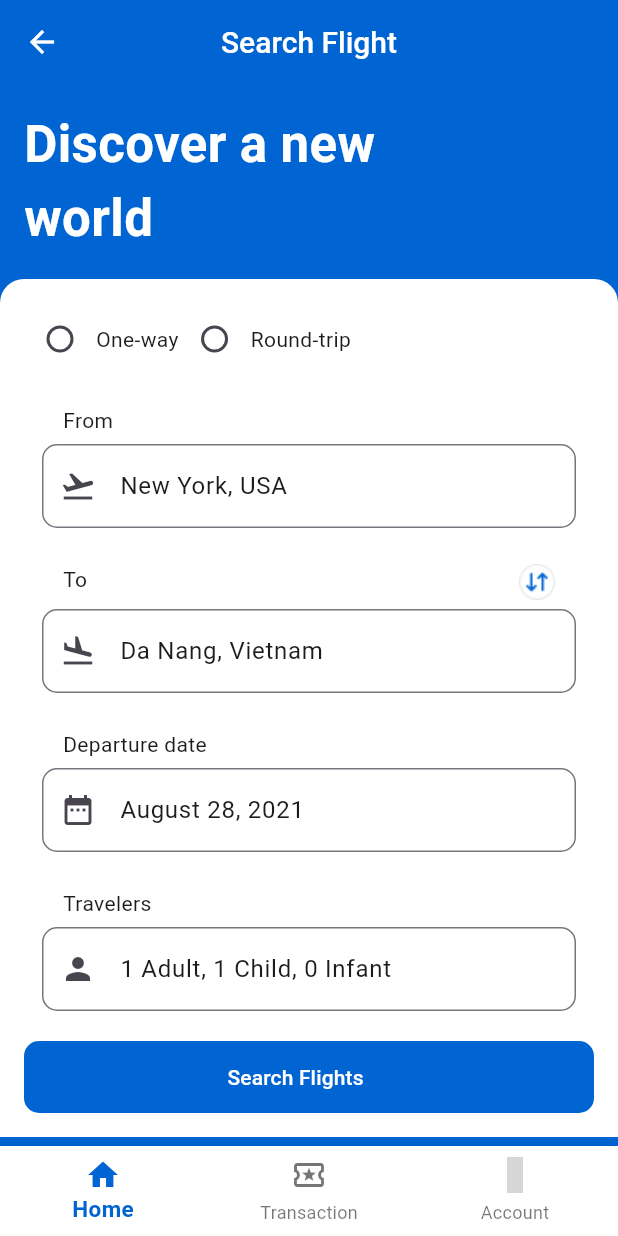
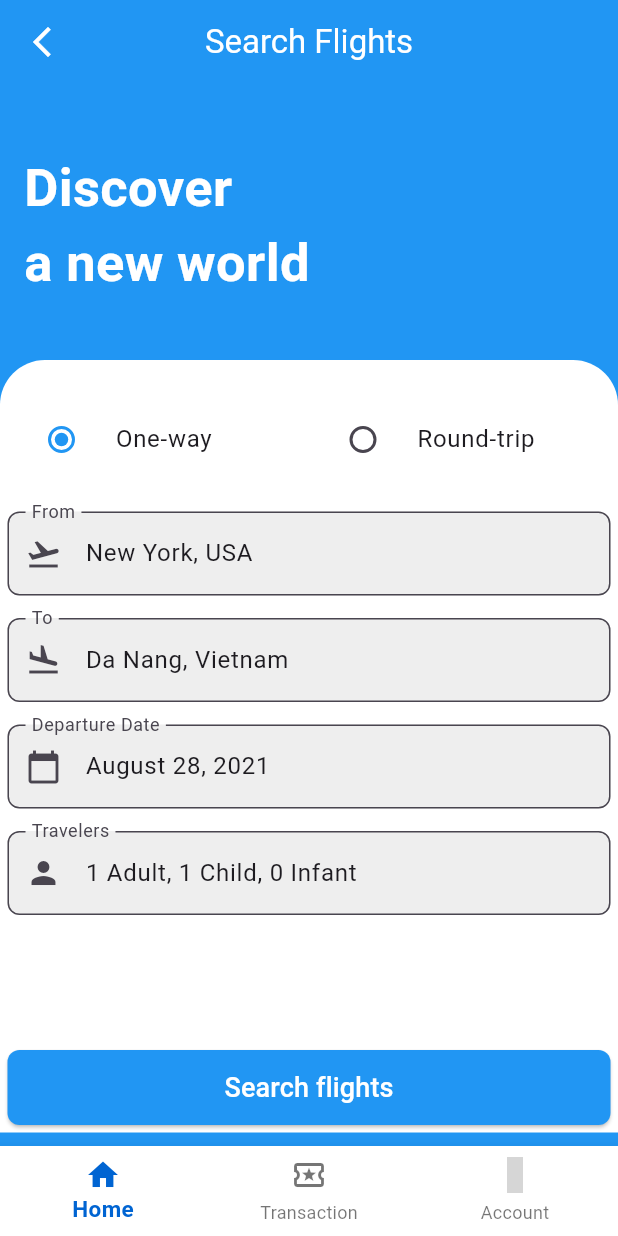
Before and after one commit to Mahmud5588/flight_book, a Flutter app: the screen it shows after launch, on a phone screen of 412 x 824 dp. Run offline on Flutter 3.47's test engine with Material 3 defaults, Android fonts, the phone set to English and light mode, and no system bars; our stand-ins replace material_design_icons_flutter; grey boxes are pictures that could not be loaded.

Commit message:
second commit

```diff
--- a/lib/cores/routes/route_generator.dart
+++ b/lib/cores/routes/route_generator.dart
@@ -1,5 +1,6 @@
 import 'package:exam/cores/routes/route_names.dart';
 import 'package:exam/features/account/screens/settings/confrimyourpin.dart';
+import 'package:exam/features/account/screens/settings/delete_account.dart';
 import 'package:exam/features/account/screens/settings/email_number.dart';
 import 'package:exam/features/account/screens/settings/language.dart';
 import 'package:exam/features/account/screens/settings/notifications.dart';
@@ -44,6 +45,8 @@ class AppRoute {
         return MaterialPageRoute(builder: (_) => const ConfirmYourPin());
       case RouteNames.setPinPage:
         return MaterialPageRoute(builder: (_) => SetPinPage());
+      case RouteNames.deleteAccount:
+        return MaterialPageRoute(builder: (_) => const DeleteAccount());
       default:
         return _errorRoute();
     }
--- a/lib/cores/routes/route_names.dart
+++ b/lib/cores/routes/route_names.dart
@@ -11,4 +11,5 @@ class RouteNames {
   static const String securitySetting = "/securitySetting";
   static const String confirmYourPin = "/confirmYourPin";
   static const String setPinPage = "/setPinPage";
+  static const String deleteAccount = "/deleteAccount";
 }
--- a/lib/features/account/screens/settings/confrimyourpin.dart
+++ b/lib/features/account/screens/settings/confrimyourpin.dart
@@ -49,7 +49,7 @@ void _showEmailVerificationModal(BuildContext context) {
                       maxLength: 1,
                       decoration: InputDecoration(
                         counterText: "",
-                        border: OutlineInputBorder(),
+                        border: UnderlineInputBorder(),
                       ),
                     ),
                   ),
--- a/lib/features/homepage/screens/homepage.dart
+++ b/lib/features/homepage/screens/homepage.dart
@@ -1,118 +1,213 @@
-import 'package:exam/features/authentications/widgets/myElevatedButton.dart';
-import 'package:exam/features/homepage/widgets/radio_button.dart';
-import 'package:exam/features/homepage/widgets/textfield.dart';
+import 'package:exam/features/homepage/widgets/select_date_widget.dart';
 import 'package:flutter/material.dart';
 
 class Homepage extends StatefulWidget {
   const Homepage({super.key});
 
   @override
-  State<Homepage> createState() => _HomepageState();
+  _HomePageState createState() => _HomePageState();
 }
 
-class _HomepageState extends State<Homepage> {
+bool isTap = true;
+
+class _HomePageState extends State<Homepage> {
   final TextEditingController fromController =
-      TextEditingController(text: "New York, USA");
+      TextEditingController(text: 'New York, USA');
   final TextEditingController toController =
-      TextEditingController(text: "Da Nang, Vietnam");
+      TextEditingController(text: 'Da Nang, Vietnam');
   final TextEditingController dateController =
-      TextEditingController(text: "August 28, 2021");
+      TextEditingController(text: 'August 28, 2021');
   final TextEditingController travelersController =
-      TextEditingController(text: "1 Adult, 1 Child, 0 Infant");
+      TextEditingController(text: '1 Adult, 1 Child, 0 Infant');
+
+  @override
+  void dispose() {
+    fromController.dispose();
+    toController.dispose();
+    dateController.dispose();
+    travelersController.dispose();
+    super.dispose();
+  }
 
   @override
   Widget build(BuildContext context) {
     return Scaffold(
-      backgroundColor: const Color(0xFF0064D2),
-      appBar: AppBar(
-        leading: const Icon(
-          Icons.arrow_back,
-          color: Colors.white,
-        ),
-        backgroundColor: const Color(0xFF0064D2),
-        centerTitle: true,
-        title: const Text(
-          "Search Flight",
-          style: TextStyle(
-            fontWeight: FontWeight.w500,
-            fontSize: 20,
-            color: Colors.white,
+      body: Stack(
+        children: [
+          PreferredSize(
+            preferredSize: const Size.fromHeight(180), // AppBar height
+            child: AppBar(
+              backgroundColor: Colors.blue,
+              leading: IconButton(
+                icon: const Icon(Icons.arrow_back_ios_new, color: Colors.white),
+                onPressed: () {
+                  Navigator.pop(context);
+                },
+              ),
+              title: const Text(
+                'Search Flights',
+                style: TextStyle(color: Colors.white),
+              ),
+              centerTitle: true,
+              flexibleSpace: Stack(
+                children: [
+                  Container(
+                    color: Colors.blue,
+                  ),
+                  const Positioned(
+                    left: 16,
+                    top: 100,
+                    child: Text(
+                      'Discover\na new world',
+                      style: TextStyle(
+                        color: Colors.white,
+                        fontSize: 35,
+                        fontWeight: FontWeight.bold,
+                      ),
+                    ),
+                  ),
+                ],
+              ),
+            ),
           ),
-        ),
-      ),
-      body: SingleChildScrollView(
-        child: Column(
-          crossAxisAlignment: CrossAxisAlignment.start,
-          mainAxisAlignment: MainAxisAlignment.start,
-          children: [
-            const Padding(
-              padding: EdgeInsets.all(16.0),
-              child: SizedBox(
-                width: 250,
-                child: Text(
-                  "Discover a new world",
-                  style: TextStyle(
-                    fontWeight: FontWeight.w700,
-                    fontSize: 34,
-                    color: Colors.white,
+          Positioned(
+            top: 240, // Below AppBar
+            left: 0,
+            right: 0,
+            child: Container(
+              decoration: const BoxDecoration(
+                color: Colors.white,
+                borderRadius: BorderRadius.only(
+                  topLeft: Radius.circular(30),
+                  topRight: Radius.circular(30),
+                ),
+              ),
+              child: Padding(
+                padding: const EdgeInsets.all(5.0),
+                child: SingleChildScrollView(
+                  child: Column(
+                    crossAxisAlignment: CrossAxisAlignment.center,
+                    children: [
+                      const SizedBox(height: 20),
+                      Row(
+                        children: [
+                          Expanded(
+                            child: RadioListTile<bool>(
+                              title: const Text('One-way'),
+                              value: true,
+                              groupValue: isTap,
+                              onChanged: (value) {
+                                setState(() {
+                                  isTap = value!;
+                                });
+                              },
+                              activeColor: Colors.blue,
+                            ),
+                          ),
+                          Expanded(
+                            child: RadioListTile<bool>(
+                              title: const Text('Round-trip'),
+                              value: false,
+                              groupValue: isTap,
+                              onChanged: (value) {
+                                setState(() {
+                                  isTap = value!;
+                                });
+                              },
+                              activeColor: Colors.blue,
+                            ),
+                          ),
+                        ],
+                      ),
+                      const SizedBox(height: 20),
+                      _buildEditableTextField(
+                          'From', Icons.flight_takeoff, fromController),
+                      const SizedBox(height: 15),
+                      _buildEditableTextField(
+                          'To', Icons.flight_land, toController),
+                      const SizedBox(height: 15),
+                      _buildReadOnlyTextField('Departure Date',
+                          Icons.calendar_today, dateController),
+                      const SizedBox(height: 15),
+                      _buildEditableTextField(
+                          'Travelers', Icons.person, travelersController),
+                      const SizedBox(height: 90),
+                      ElevatedButton(
+                        onPressed: () {
+                          // Action when "Search flights" button is pressed
+                        },
+                        style: ElevatedButton.styleFrom(
+                          backgroundColor: Colors.blue,
+                          minimumSize: const Size(double.infinity, 50),
+                          shape: RoundedRectangleBorder(
+                            borderRadius: BorderRadius.circular(8),
+                          ),
+                        ),
+                        child: const Text(
+                          'Search flights',
+                          style: TextStyle(fontSize: 18, color: Colors.white),
+                        ),
+                      ),
+
+                    ],
                   ),
                 ),
               ),
             ),
-            Container(
-              decoration: const BoxDecoration(
-                color: Colors.white,
-                borderRadius: BorderRadius.only(
-                  topLeft: Radius.circular(16),
-                  topRight: Radius.circular(16),
-                ),
-              ),
-              child: Padding(
-                padding: const EdgeInsets.all(16.0),
-                child: Column(
-                  mainAxisAlignment: MainAxisAlignment.center,
-                  crossAxisAlignment: CrossAxisAlignment.start,
-                  children: [
-                    const CustomRadioWidget(options: ["One-way", "Round-trip"]),
-                    const SizedBox(height: 8),
-                    TextFieldHomePage(
-                      title: const Text("From"),
-                      icon: const Icon(Icons.flight_takeoff),
-                      controller: fromController,
-                    ),
-                    TextFieldHomePage(
-                      title: const Text("To"),
-                      icon: const Icon(Icons.flight_land),
-                      controller: toController,
-                      image: const AssetImage("assets/images/change.png"),
-                    ),
-                    TextFieldHomePage(
-                      title: const Text("Departure date"),
-                      icon: const Icon(Icons.date_range),
-                      controller: dateController,
-                      isDateField: true, // Specify this as a date field
-                    ),
-                    TextFieldHomePage(
-                      title: const Text("Travelers"),
-                      icon: const Icon(Icons.person),
-                      controller: travelersController,
-                    ),
-                    const SizedBox(height: 8),
-                    SizedBox(
-                      width: double.infinity,
-                      child: MyElevatedButton(
-                        text: "Search Flights",
-                        onPressed: () {},
-                        icon: const Icon(null),
-                      ),
-                    ),
-                  ],
-                ),
-              ),
+          ),
+        ],
+      ),
+    );
+  }
+
+  Widget _buildEditableTextField(
+      String label, IconData icon, TextEditingController controller) {
+    return TextField(
+      controller: controller,
+      decoration: InputDecoration(
+        labelText: label,
+        prefixIcon: Icon(icon),
+        border: OutlineInputBorder(
+          borderRadius: BorderRadius.circular(8),
+        ),
+        filled: true,
+        fillColor: Colors.grey[200],
+      ),
+    );
+  }
+
+  Widget _buildReadOnlyTextField(
+      String label, IconData icon, TextEditingController controller) {
+    return GestureDetector(
+      onTap: () {
+        _showDatePicker(context);
+      },
+      child: AbsorbPointer(
+        child: TextField(
+          controller: controller,
+          readOnly: true,
+          decoration: InputDecoration(
+            labelText: label,
+            prefixIcon: Icon(icon),
+            border: OutlineInputBorder(
+              borderRadius: BorderRadius.circular(8),
             ),
-          ],
+            filled: true,
+            fillColor: Colors.grey[200],
+          ),
         ),
       ),
     );
   }
+
+  void _showDatePicker(BuildContext context) {
+    showModalBottomSheet(
+      context: context,
+      isScrollControlled: true,
+      backgroundColor: Colors.transparent,
+      builder: (BuildContext context) {
+        return SelectDateWidget(dateController: dateController);
+      },
+    );
+  }
 }
```
Also changed, not shown: lib/features/account/screens/settings/delete_account.dart (added, +124 -0 lines), lib/features/account/screens/settings/settings.dart (+12 -6 lines), lib/features/homepage/widgets/select_date_widget.dart (added, +106 -0 lines), assets/images/a.png (added), assets/images/img.png (added), lib/features/account/widgets/continue_button.dart (added), pubspec.lock, 1 other file.
